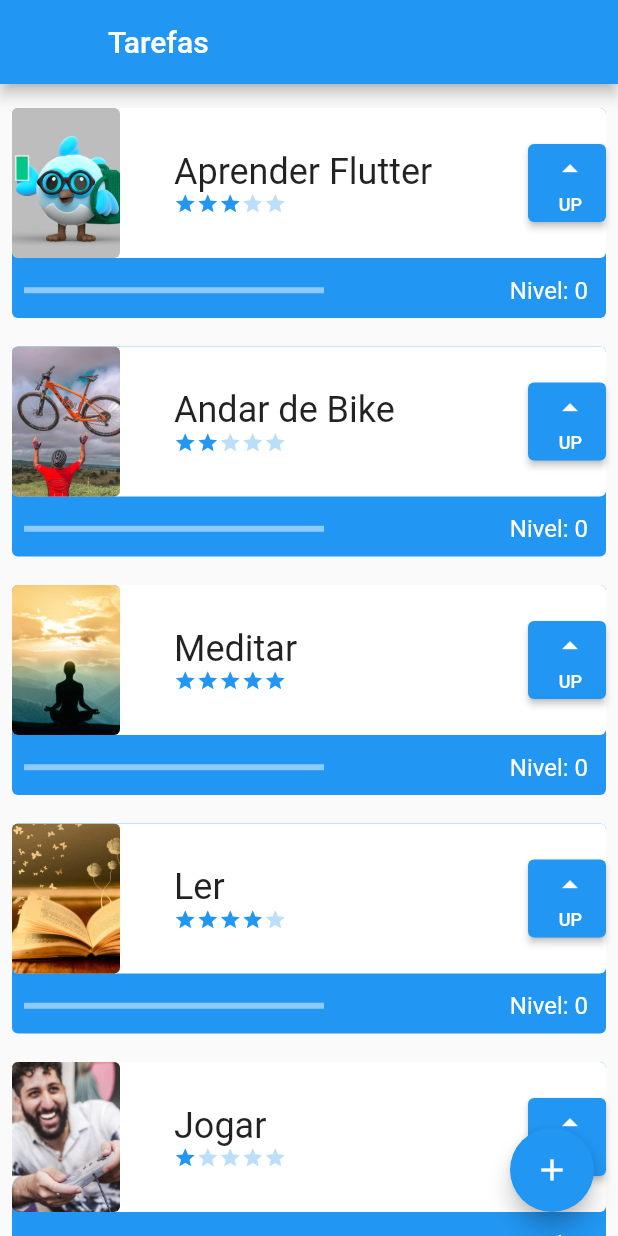
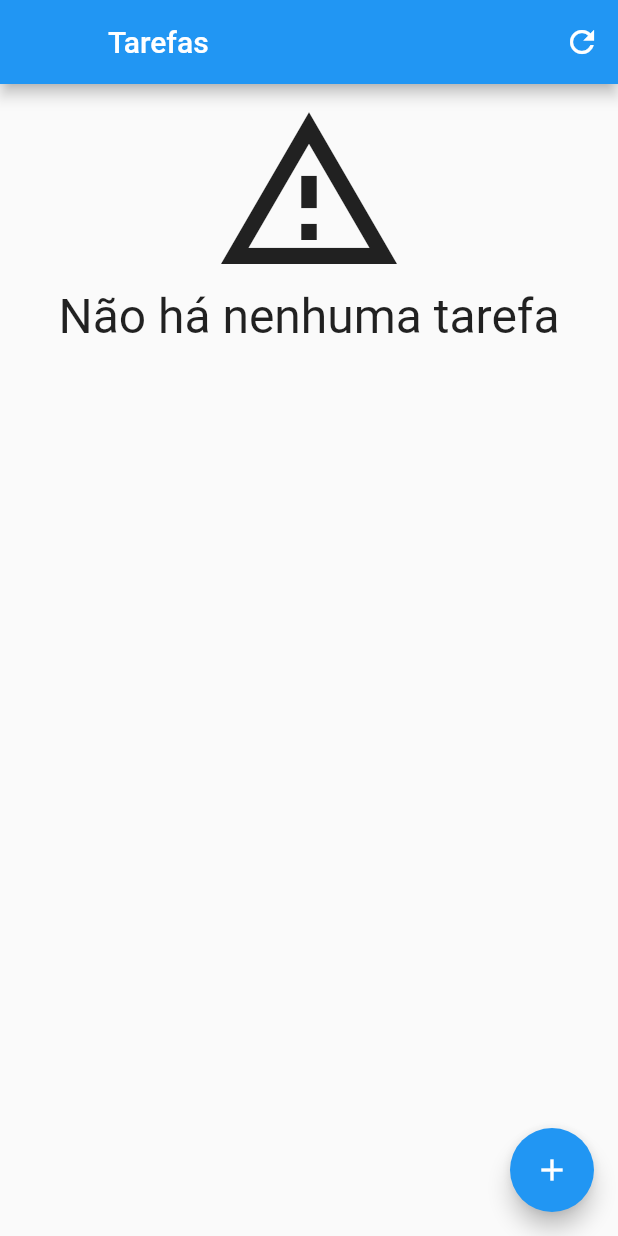
Before and after one commit to Dms98Br/to_do_task, a Flutter app: the screen it shows after launch, on a phone screen of 412 x 824 dp. Run offline on Flutter 3.47's test engine with Material 2 defaults, Android fonts, the phone set to English and light mode, and no system bars; our stand-ins replace sqflite; accounts and stored records are empty.

Commit message:
commit final

```diff
--- a/lib/components/task.dart
+++ b/lib/components/task.dart
@@ -1,24 +1,25 @@
 import 'package:flutter/material.dart';
 import 'package:nosso_primeiro_projeto/components/difficulty.dart';
-
+import 'package:nosso_primeiro_projeto/data/task_dao.dart';
 
 class Task extends StatefulWidget {
   final String nome;
   final String foto;
   final int dificuldade;
   int nivel;
-  Task(this.nome, this.foto, this.dificuldade, [this.nivel = 0, Key? key,])
-      : super(key: key);
-
-
-
+  Task(
+    this.nome,
+    this.foto,
+    this.dificuldade, [
+    this.nivel = 0,
+    Key? key,
+  ]) : super(key: key);
 
   @override
   State<Task> createState() => _TaskState();
 }
 
 class _TaskState extends State<Task> {
-
   bool assetOrNetwork() {
     if (widget.foto.contains('http')) {
       return false;
@@ -90,12 +91,14 @@ class _TaskState extends State<Task> {
                       height: 52,
                       width: 52,
                       child: ElevatedButton(
+                          onLongPress: () {
+                            TaskDao().delete(widget.nome);
+                            print('Deletando a tarefa');
+                          },
                           onPressed: () {
-                            print(widget.nivel);
                             setState(() {
                               widget.nivel++;
                             });
-                            // print(nivel);
                           },
                           child: Column(
                             mainAxisAlignment: MainAxisAlignment.spaceEvenly,
--- /dev/null
+++ b/lib/data/task_dao.dart
@@ -0,0 +1,76 @@
+import 'package:nosso_primeiro_projeto/components/task.dart';
+import 'package:nosso_primeiro_projeto/data/database.dart';
+import 'package:sqflite/sqflite.dart';
+
+class TaskDao {
+  static const String _tableName = "taskTable";
+  static const String _name = "name";
+  static const String _difficulty = "difficulty";
+  static const String _image = "image";
+
+  static const String tableSql =
+      "CREATE TABLE $_tableName ($_name TEXT, $_difficulty INTEGER, $_image TEXT)";
+
+  save(Task tarefa) async {
+    print('Iniciando Save: ');
+
+    final Database database = await getDatabse();
+    var itemExists = await find(tarefa.nome);
+
+    Map<String, dynamic> taskMap = toMap(tarefa);
+
+    if (itemExists.isEmpty) {
+      print('A tarefa não existe.');
+      return await database.insert(_tableName, taskMap);
+    } else {
+      print('Tarefa já existe');
+      return await database.update(_tableName, taskMap,
+          where: "$_name=?", whereArgs: [tarefa.nome]);
+    }
+  }
+
+  Map<String, dynamic> toMap(Task tarefa) {
+    print('Convertendo tarefa em Map: ');
+    final Map<String, dynamic> mapaDeTarefas = Map();
+    mapaDeTarefas[_name] = tarefa.nome;
+    mapaDeTarefas[_difficulty] = tarefa.dificuldade;
+    mapaDeTarefas[_image] = tarefa.foto;
+    print('Mapa de tarefas: $mapaDeTarefas');
+    return mapaDeTarefas;
+  }
+
+  Future<List<Task>> findAll() async {
+    final Database database = await getDatabse();
+    final List<Map<String, dynamic>> result = await database.query(_tableName);
+    return toList(result);
+  }
+
+  List<Task> toList(List<Map<String, dynamic>> mapaDeTarefas) {
+    final List<Task> tarefas = [];
+    for (Map<String, dynamic> linha in mapaDeTarefas) {
+      final Task tarefa = Task(linha[_name], linha[_image], linha[_difficulty]);
+      tarefas.add(tarefa);
+    }
+    print("Lista de tarefas: $tarefas");
+    return tarefas;
+  }
+
+  Future<List<Task>> find(String nomedaTarefa) async {
+    print('Acessando find');
+
+    final Database database = await getDatabse();
+    final List<Map<String, dynamic>> result = await database
+        .query(_tableName, where: "$_name = ? ", whereArgs: [nomedaTarefa]);
+    print("Tarefas encontrada: ${toList(result)}");
+    return toList(result);
+  }
+
+  delete(String nomeDaTarefa) async {
+    print("Deletando tarefas: $nomeDaTarefa");
+
+    final Database database = await getDatabse();
+
+    return database
+        .delete(_tableName, where: '$_name = ?', whereArgs: [nomeDaTarefa]);
+  }
+}
--- a/lib/main.dart
+++ b/lib/main.dart
@@ -1,6 +1,8 @@
 import 'package:flutter/material.dart';
+import 'package:nosso_primeiro_projeto/data/database.dart';
 import 'package:nosso_primeiro_projeto/data/task_inherited.dart';
 import 'package:nosso_primeiro_projeto/screens/initial_screen.dart';
+import 'package:sqflite/sqflite.dart';
 
 void main() {
   runApp(const MyApp());
@@ -11,6 +13,7 @@ class MyApp extends StatelessWidget {
 
   @override
   Widget build(BuildContext context) {
+    getDatabse();
     return MaterialApp(
       title: 'Flutter Demo',
       theme: ThemeData(
--- a/lib/screens/initial_screen.dart
+++ b/lib/screens/initial_screen.dart
@@ -1,5 +1,6 @@
 import 'package:flutter/material.dart';
 import 'package:nosso_primeiro_projeto/components/task.dart';
+import 'package:nosso_primeiro_projeto/data/task_dao.dart';
 import 'package:nosso_primeiro_projeto/data/task_inherited.dart';
 import 'package:nosso_primeiro_projeto/screens/form_screen.dart';
 
@@ -16,11 +17,116 @@ class _InitialScreenState extends State<InitialScreen> {
     return Scaffold(
       appBar: AppBar(
         leading: Container(),
+        actions: [
+          IconButton(
+              onPressed: () {
+                setState(() {});
+              },
+              icon: const Icon(Icons.refresh))
+        ],
         title: const Text('Tarefas'),
       ),
-      body: ListView(
-        children: TaskInherited.of(context).taskList,
-        padding: EdgeInsets.only(top: 8, bottom: 70),
+      body: Padding(
+        padding: const EdgeInsets.only(top: 8, bottom: 70),
+        child: FutureBuilder<List<Task>>(
+          future: TaskDao().findAll(),
+          builder: (context, snapshot) {
+            List<Task>? items = snapshot.data;
+            switch (snapshot.connectionState) {
+              case ConnectionState.none:
+                return Center(
+                  child: Column(
+                    children: const [
+                      CircularProgressIndicator(),
+                      Text(
+                        'Carregando...',
+                        style: TextStyle(fontSize: 32),
+                      ),
+                    ],
+                  ),
+                );
+              case ConnectionState.waiting:
+                return Center(
+                  child: Column(
+                    children: const [
+                      CircularProgressIndicator(),
+                      Text(
+                        'Carregando...',
+                        style: TextStyle(fontSize: 32),
+                      ),
+                    ],
+                  ),
+                );
+              case ConnectionState.active:
+                return Center(
+                  child: Column(
+                    children: const [
+                      CircularProgressIndicator(),
+                      Text(
+                        'Carregando...',
+                        style: TextStyle(fontSize: 32),
+                      ),
+                    ],
+                  ),
+                );
+              case ConnectionState.done:
+                if (snapshot.hasData && items != null) {
+                  if (items.isNotEmpty) {
+                    return ListView.builder(
+                        itemCount: items.length,
+                        itemBuilder: (BuildContext context, int index) {
+                          final Task tarefa = items[index];
+                          return tarefa;
+                        });
+                  }
+                  return Center(
+                    child: Column(
+                      children: const [
+                        Icon(
+                          Icons.warning_amber_outlined,
+                          size: 128,
+                        ),
+                        Text(
+                          'Não há nenhuma tarefa',
+                          style: TextStyle(fontSize: 32),
+                        ),
+                      ],
+                    ),
+                  );
+                }
+                return Center(
+                  child: Column(
+                    children: const [
+                      Icon(
+                        Icons.error_outline_outlined,
+                        size: 128,
+                      ),
+                      Text(
+                        'Erro ao carregar as tarefas...',
+                        style: TextStyle(fontSize: 32),
+                      ),
+                    ],
+                  ),
+                );
+                break;
+              default:
+                return Center(
+                  child: Column(
+                    children: const [
+                      Icon(
+                        Icons.error_outline_outlined,
+                        size: 128,
+                      ),
+                      Text(
+                        'Erro desconhecido...',
+                        style: TextStyle(fontSize: 32),
+                      ),
+                    ],
+                  ),
+                );
+            }
+          },
+        ),
       ),
       floatingActionButton: FloatingActionButton(
         onPressed: () {
@@ -31,7 +137,9 @@ class _InitialScreenState extends State<InitialScreen> {
                 taskContext: context,
               ),
             ),
-          );
+          ).then((value) => setState(() {
+                print('regarregando a tela');
+              }));
         },
         child: const Icon(Icons.add),
       ),
--- a/lib/screens/minha_primeira_tela.dart
+++ b/lib/screens/minha_primeira_tela.dart
@@ -76,9 +76,7 @@ class MyFirstWidget extends StatelessWidget {
             ),
           ),
           ElevatedButton(
-            onPressed: () {
-              // print('Você apertou o Botão');
-            },
+            onPressed: () {},
             child: const Text('Aperte o botão!'),
           ),
         ],
--- a/pubspec.yaml
+++ b/pubspec.yaml
@@ -34,6 +34,7 @@ dependencies:
   # The following adds the Cupertino Icons font to your application.
   # Use with the CupertinoIcons class for iOS style icons.
   cupertino_icons: ^1.0.2
+  sqflite: ^2.0.3+1
 
 
 dev_dependencies:
```
Also changed, not shown: lib/data/database.dart (added, +10 -0 lines), lib/screens/form_screen.dart (+18 -12 lines), pubspec.lock.
